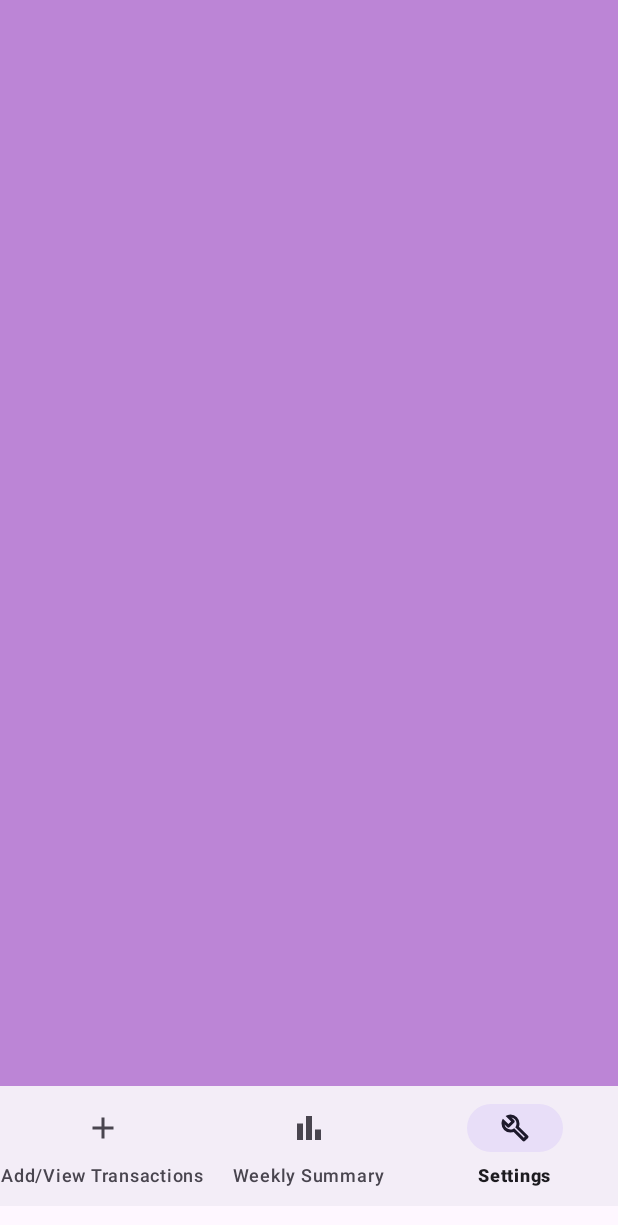
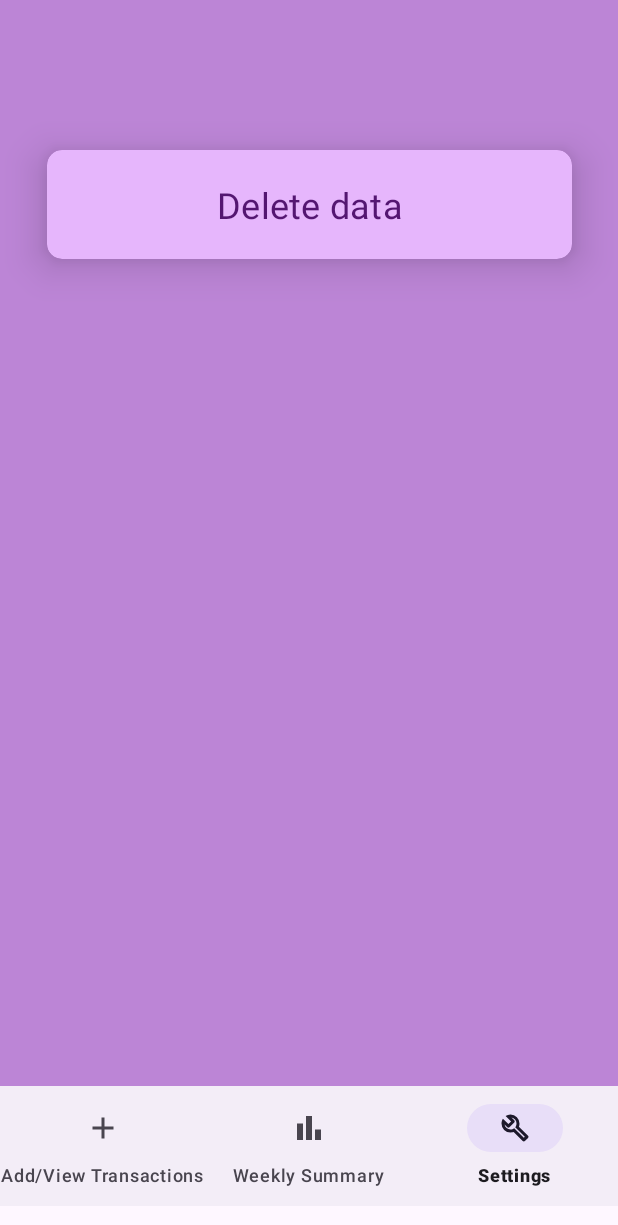
Before and after one commit to montana-rusa/Vampire, an Android app: the screen it shows after launch (MainActivity), item 3 of the bottom bar chosen, on a phone screen of 412 x 824 dp. Shown: the top 1225 px of the screen. Run offline under Robolectric (Android 15) with nearby library versions, the phone set to English and light mode, and no system bars; our stand-ins replace Room's generated code.

Commit message:
Added Delete button & button shadows

```diff
--- a/app/src/main/java/com/example/vampire/SettingFragment.kt
+++ b/app/src/main/java/com/example/vampire/SettingFragment.kt
@@ -5,55 +5,29 @@ import androidx.fragment.app.Fragment
 import android.view.LayoutInflater
 import android.view.View
 import android.view.ViewGroup
+import android.widget.Button
+import androidx.lifecycle.lifecycleScope
+import kotlinx.coroutines.Dispatchers
+import kotlinx.coroutines.launch
 
-// TODO: Rename parameter arguments, choose names that match
-// the fragment initialization parameters, e.g. ARG_ITEM_NUMBER
-private const val ARG_PARAM1 = "param1"
-private const val ARG_PARAM2 = "param2"
-
-/**
- * A simple [Fragment] subclass.
- * Use the [SettingFragment.newInstance] factory method to
- * create an instance of this fragment.
- */
 class SettingFragment : Fragment() {
-    // TODO: Rename and change types of parameters
-    private var param1: String? = null
-    private var param2: String? = null
-
-    override fun onCreate(savedInstanceState: Bundle?) {
-        super.onCreate(savedInstanceState)
-        arguments?.let {
-            param1 = it.getString(ARG_PARAM1)
-            param2 = it.getString(ARG_PARAM2)
-        }
-    }
 
     override fun onCreateView(
         inflater: LayoutInflater, container: ViewGroup?,
         savedInstanceState: Bundle?
     ): View? {
         // Inflate the layout for this fragment
-        return inflater.inflate(R.layout.fragment_setting, container, false)
-    }
+        val view = inflater.inflate(R.layout.fragment_setting, container, false)
 
-    companion object {
-        /**
-         * Use this factory method to create a new instance of
-         * this fragment using the provided parameters.
-         *
-         * @param param1 Parameter 1.
-         * @param param2 Parameter 2.
-         * @return A new instance of fragment SettingFragment.
-         */
-        // TODO: Rename and change types and number of parameters
-        @JvmStatic
-        fun newInstance(param1: String, param2: String) =
-            SettingFragment().apply {
-                arguments = Bundle().apply {
-                    putString(ARG_PARAM1, param1)
-                    putString(ARG_PARAM2, param2)
-                }
-            }
+        //declare variables
+        val db = DatabaseProvider.getDatabase(requireContext())
+        val buyDao = db.buyDao()
+        val deleteButton = view.findViewById<Button>(R.id.deleteButton)
+
+        deleteButton.setOnClickListener {
+            lifecycleScope.launch(Dispatchers.IO) {
+                buyDao.clearTable() } }
+
+        return view
     }
 }
--- a/app/src/main/res/layout/fragment_setting.xml
+++ b/app/src/main/res/layout/fragment_setting.xml
@@ -1,10 +1,37 @@
 <?xml version="1.0" encoding="utf-8"?>
-<FrameLayout xmlns:android="http://schemas.android.com/apk/res/android"
+<androidx.constraintlayout.widget.ConstraintLayout xmlns:android="http://schemas.android.com/apk/res/android"
     xmlns:tools="http://schemas.android.com/tools"
+    xmlns:app="http://schemas.android.com/apk/res-auto"
     android:layout_width="match_parent"
     android:layout_height="match_parent"
     android:background="@color/midPurple"
     tools:context=".SettingFragment">
 
 
-</FrameLayout>
+    <androidx.cardview.widget.CardView
+        android:layout_width="350dp"
+        android:layout_height="wrap_content"
+        app:cardCornerRadius="10dp"
+        app:layout_constraintLeft_toLeftOf="parent"
+        app:layout_constraintRight_toRightOf="parent"
+        app:layout_constraintTop_toTopOf="parent"
+        android:layout_marginTop="100dp"
+        app:cardElevation="8dp"
+        android:translationZ="8dp"
+        android:backgroundTint="@color/lightPurple">
+
+        <Button
+            android:id="@+id/deleteButton"
+            android:fontFamily="sans-serif"
+            android:layout_width="match_parent"
+            android:layout_height="match_parent"
+            android:text="Delete data"
+            app:cornerRadius="10dp"
+            android:textColor="@color/darkPurple"
+            android:textSize="24sp"
+            app:backgroundTint="@android:color/transparent"
+            android:padding="16dp"/>
+    </androidx.cardview.widget.CardView>
+
+
+</androidx.constraintlayout.widget.ConstraintLayout>
```
Also changed, not shown: app/src/main/res/layout/fragment_add.xml (+20 -12 lines).
